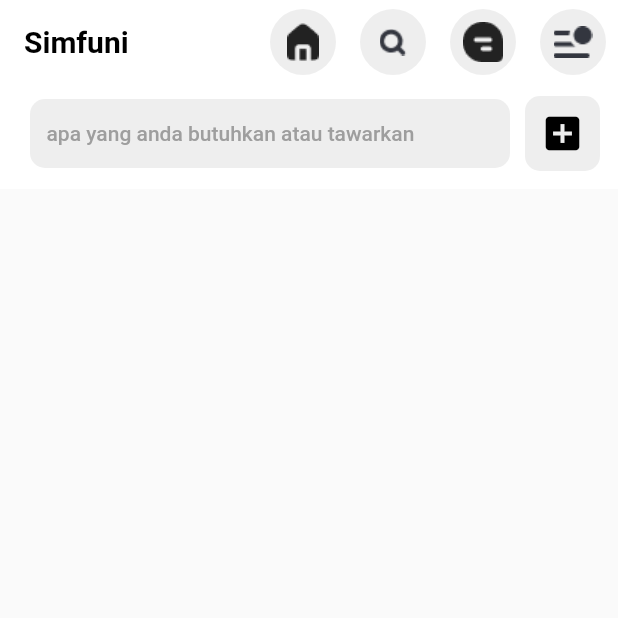
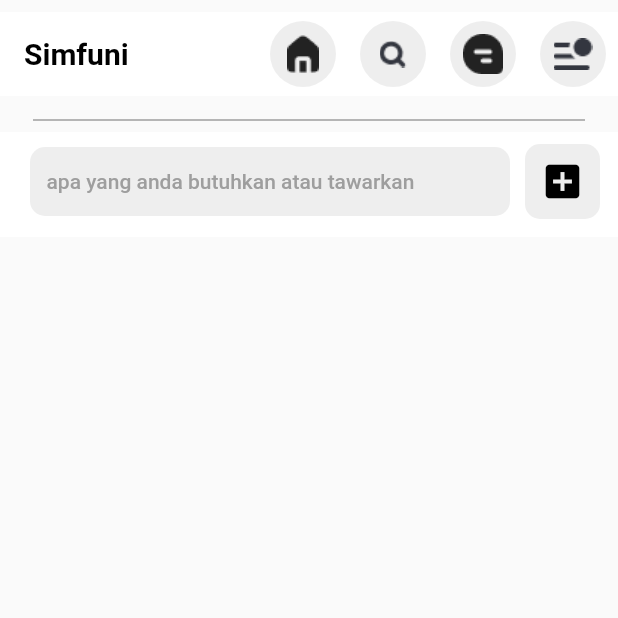
Before and after one commit to MrA-png/simfuni-v1-mobile, a Flutter app: the screen it shows after launch, on a phone screen of 412 x 824 dp, the top half of it. Run offline on Flutter 3.47's test engine with Material 2 defaults, Android fonts, the light colour scheme and no system bars; our stand-ins replace google_fonts.

Commit message:
line insesrt divider

```diff
--- a/lib/main.dart
+++ b/lib/main.dart
@@ -8,7 +8,6 @@
 class MyApp extends StatelessWidget {
   const MyApp({super.key});
 
-  // This widget is the root of your application.
   @override
   Widget build(BuildContext context) {
     return const MaterialApp(
--- a/lib/screen/home_screen.dart
+++ b/lib/screen/home_screen.dart
@@ -10,7 +10,9 @@
     return Scaffold(
       body: CustomScrollView(
         slivers: [
-          SliverAppBar(
+          SliverPadding(
+            padding: const EdgeInsets.symmetric(vertical: 8.0),
+            sliver: SliverAppBar(
               // brightness: Brightness.light,
               backgroundColor: Colors.white,
               title: Text(
@@ -46,6 +48,18 @@
                     onPressed: () => print('List')),
               ],
             ),
+          ),
+          SliverToBoxAdapter(
+            child: Container(
+              padding: const EdgeInsets.symmetric(horizontal: 12.0),
+              child: const Divider(
+                color: Colors.grey,
+                thickness: 1,
+                indent: 10,
+                endIndent: 10,
+              ),
+            ),
+          ),
           const SliverToBoxAdapter(
             child: CreatePostContainer(),
           )
--- a/lib/widgets/create_post_container.dart
+++ b/lib/widgets/create_post_container.dart
@@ -29,7 +29,7 @@
                     ),
                   ),
                   child: const SizedBox(
-                    height: 30, // Tinggi yang diinginkan untuk menyamakan
+                    height: 30,
                     child: Row(
                       children: [
                         SizedBox(width: 3),
```
Lines whose indentation alone changed are shown as unchanged.
